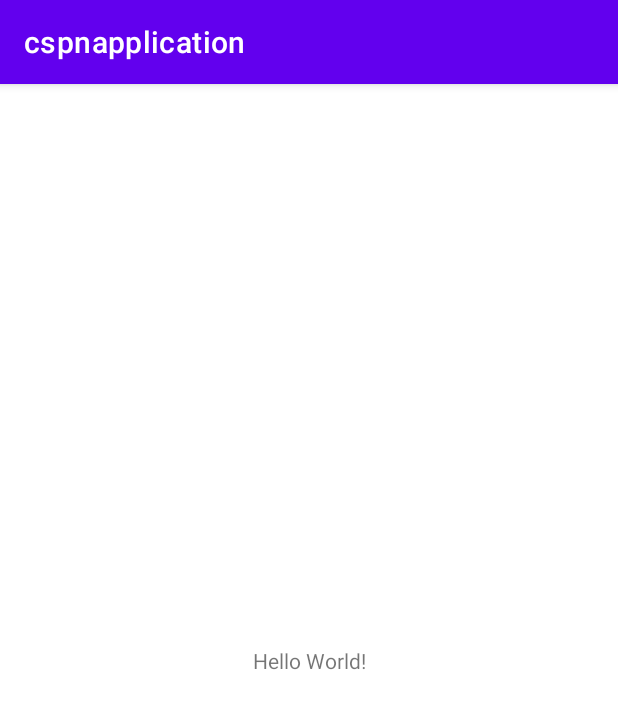
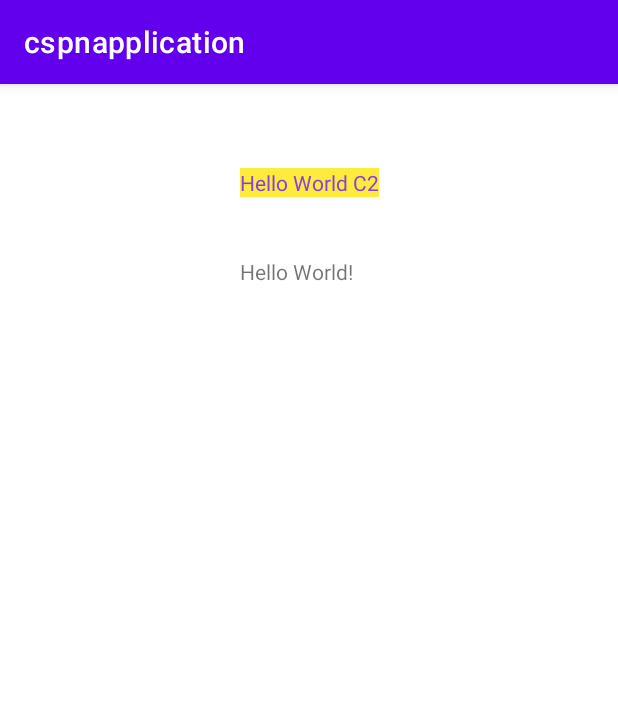
Before and after one commit to 2022B-Software-Computacion/perez-nieto-cristopher-santiago, an Android app: the screen it shows after launch (MainActivity), on a phone screen of 412 x 824 dp. Shown: the top 709 px of the screen. Run offline under Robolectric (Android 15) with nearby library versions, the phone set to English and light mode, and no system bars.

Commit message:
Ejercicio en clase - Condiciones

```diff
--- a/01-android/app/src/main/java/com/example/cspnapplication/MainActivity.kt
+++ b/01-android/app/src/main/java/com/example/cspnapplication/MainActivity.kt
@@ -6,6 +6,6 @@ import android.os.Bundle
 class MainActivity : AppCompatActivity() {
     override fun onCreate(savedInstanceState: Bundle?) {
         super.onCreate(savedInstanceState)
-        setContentView(R.layout.activity_main)
+        setContentView(R.layout.activity_main) // Se define qué interfaz vamos a utilizar.
     }
 }
--- a/01-android/app/src/main/res/layout/activity_main.xml
+++ b/01-android/app/src/main/res/layout/activity_main.xml
@@ -7,10 +7,24 @@
     tools:context=".MainActivity">
 
     <TextView
+        android:id="@+id/textView"
         android:layout_width="wrap_content"
         android:layout_height="wrap_content"
+        android:layout_marginTop="40dp"
         android:text="Hello World!"
-        app:layout_constraintBottom_toBottomOf="parent"
+        app:layout_constraintEnd_toEndOf="@+id/textView2"
+        app:layout_constraintHorizontal_bias="0.0"
+        app:layout_constraintStart_toStartOf="@+id/textView2"
+        app:layout_constraintTop_toBottomOf="@+id/textView2" />
+
+    <TextView
+        android:id="@+id/textView2"
+        android:layout_width="wrap_content"
+        android:layout_height="wrap_content"
+        android:layout_marginTop="56dp"
+        android:background="@color/txtBckg"
+        android:text="@string/hola_mundo"
+        android:textColor="@color/txtColor"
         app:layout_constraintEnd_toEndOf="parent"
         app:layout_constraintStart_toStartOf="parent"
         app:layout_constraintTop_toTopOf="parent" />
--- /dev/null
+++ b/01-android/app/src/main/res/values-en-land/strings.xml
@@ -0,0 +1,6 @@
+<?xml version="1.0" encoding="utf-8"?>
+<resources>
+    <string name="hola_mundo">Hello World C1</string>
+    <color name="txtColor">#B15B05</color>
+    <color name="txtBckg">#DFB089</color>
+</resources>
--- /dev/null
+++ b/01-android/app/src/main/res/values-en-port/strings.xml
@@ -0,0 +1,6 @@
+<?xml version="1.0" encoding="utf-8"?>
+<resources>
+    <string name="hola_mundo">Hello World C2</string>
+    <color name="txtColor">#8941E1</color>
+    <color name="txtBckg">#FFEB3B</color>
+</resources>
--- /dev/null
+++ b/01-android/app/src/main/res/values-es-land/strings.xml
@@ -0,0 +1,6 @@
+<?xml version="1.0" encoding="utf-8"?>
+<resources>
+    <string name="hola_mundo">Hola mundo C3</string>
+    <color name="txtColor">#00FA60</color>
+    <color name="txtBckg">#3B948F</color>
+</resources>
--- /dev/null
+++ b/01-android/app/src/main/res/values-es-port/strings.xml
@@ -0,0 +1,6 @@
+<?xml version="1.0" encoding="utf-8"?>
+<resources>
+    <string name="hola_mundo">Hola mundo C4</string>
+    <color name="txtColor">#FFEB3B</color>
+    <color name="txtBckg">#000000</color>
+</resources>
--- /dev/null
+++ b/01-android/app/src/main/res/values-port/strings.xml
@@ -0,0 +1,4 @@
+<?xml version="1.0" encoding="utf-8"?>
+<resources>
+    <string name="hola_mundo">Hola mundo portrait</string>
+</resources>
--- a/01-android/app/src/main/res/values/strings.xml
+++ b/01-android/app/src/main/res/values/strings.xml
@@ -1,3 +1,8 @@
 <resources>
+    <!-- AQUÍ se declaran las variables a utilizar en los demás archivos -->
     <string name="app_name">cspnapplication</string>
+    <string name="hola_mundo"></string>
+    <color name="txtColor"></color>
+    <color name="txtBckg"></color>
+
 </resources>
```
Also changed, not shown: 1 other file.
